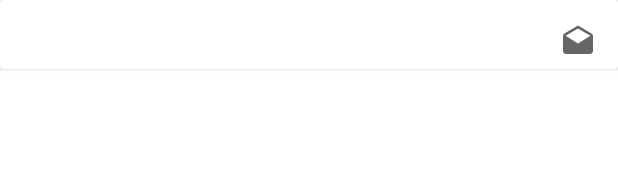
After one commit to staniakm/BoardGameTracker, an Android app: the layout game_adapter.xml on its own in the app's theme, with its tools: preview values and no code run, on a phone screen of 412 x 824 dp. The commit adds this screen. Shown: the top 190 px of the screen. Run offline under Robolectric (Android 15) with nearby library versions, the phone set to English and light mode, and no system bars.

Commit message:
game view with adapter

```diff
--- a/app/src/main/AndroidManifest.xml
+++ b/app/src/main/AndroidManifest.xml
@@ -11,7 +11,7 @@
         android:supportsRtl="true"
         android:theme="@style/Theme.BoardGameTracker">
         <activity
-            android:name=".GameListActivity"
+            android:name=".ui.GameListActivity"
             android:exported="false" />
         <activity
             android:name=".ui.EventHistoryActivity"
--- a/app/src/main/java/com/mariusz/boardgametracker/ui/MainActivity.kt
+++ b/app/src/main/java/com/mariusz/boardgametracker/ui/MainActivity.kt
@@ -11,7 +11,6 @@ import android.view.ViewGroup
 import androidx.activity.viewModels
 import androidx.appcompat.app.AppCompatActivity
 import androidx.recyclerview.widget.LinearLayoutManager
-import com.mariusz.boardgametracker.GameListActivity
 import com.mariusz.boardgametracker.R
 import com.mariusz.boardgametracker.adapter.EventAdapter
 import com.mariusz.boardgametracker.databinding.ActivityMainBinding
--- a/app/src/main/java/com/mariusz/boardgametracker/viewModels/EventViewModel.kt
+++ b/app/src/main/java/com/mariusz/boardgametracker/viewModels/EventViewModel.kt
@@ -3,7 +3,7 @@ package com.mariusz.boardgametracker.viewModels
 import androidx.lifecycle.ViewModel
 import com.mariusz.boardgametracker.domain.Event
 import com.mariusz.boardgametracker.domain.EventStatus
-import com.mariusz.boardgametracker.ui.InMemoryEventTable
+import com.mariusz.boardgametracker.database.InMemoryEventTable
 import dagger.hilt.android.lifecycle.HiltViewModel
 import java.time.LocalDate
 import javax.inject.Inject
--- /dev/null
+++ b/app/src/main/res/layout/game_adapter.xml
@@ -0,0 +1,38 @@
+<?xml version="1.0" encoding="utf-8"?>
+<androidx.cardview.widget.CardView xmlns:android="http://schemas.android.com/apk/res/android"
+    xmlns:app="http://schemas.android.com/apk/res-auto"
+    android:layout_width="match_parent"
+    android:layout_height="wrap_content"
+    android:layout_marginBottom="1dp">
+
+
+    <androidx.constraintlayout.widget.ConstraintLayout
+        android:id="@+id/eventLayout"
+        android:layout_width="match_parent"
+        android:layout_height="36dp"
+        android:layout_marginTop="10dp">
+
+        <TextView
+            android:id="@+id/gameName"
+            android:layout_width="0dp"
+            android:layout_height="0dp"
+            android:layout_marginStart="8dp"
+            android:textSize="16sp"
+            app:layout_constraintBottom_toBottomOf="parent"
+            app:layout_constraintStart_toStartOf="parent"
+            app:layout_constraintTop_toTopOf="parent"
+            app:layout_constraintWidth_percent="0.85" />
+
+        <ImageView
+            android:id="@+id/game_status_icon"
+            android:layout_width="wrap_content"
+            android:layout_height="wrap_content"
+            app:layout_constraintBottom_toBottomOf="parent"
+            app:layout_constraintEnd_toEndOf="parent"
+            app:layout_constraintStart_toEndOf="@id/gameName"
+            app:layout_constraintTop_toTopOf="parent"
+            app:layout_constraintWidth_percent="0.4"
+            app:srcCompat="@drawable/event_open" />
+    </androidx.constraintlayout.widget.ConstraintLayout>
+
+</androidx.cardview.widget.CardView>
```
Also changed, not shown: app/src/main/java/com/mariusz/boardgametracker/GameListActivity.kt (deleted, +0 -11 lines), app/src/main/java/com/mariusz/boardgametracker/adapter/GamesAdapter.kt (added, +62 -0 lines), app/src/main/java/com/mariusz/boardgametracker/database/InMemoryDatabase.kt (renamed from app/src/main/java/com/mariusz/boardgametracker/ui/InMemoryDatabase.kt, +13 -1 lines), app/src/main/java/com/mariusz/boardgametracker/di/AppModule.kt (+6 -1 lines), app/src/main/java/com/mariusz/boardgametracker/domain/BoardGame.kt (added, +15 -0 lines), app/src/main/java/com/mariusz/boardgametracker/ui/GameListActivity.kt (added, +45 -0 lines), app/src/main/java/com/mariusz/boardgametracker/viewModels/BoardGameView.kt (added, +14 -0 lines), app/src/main/res/drawable/game_status_borrow.xml (added, +10 -0 lines), app/src/main/res/drawable/game_status_home.xml (added, +10 -0 lines), app/src/main/res/layout/activity_game_list.xml (+17 -6 lines).
